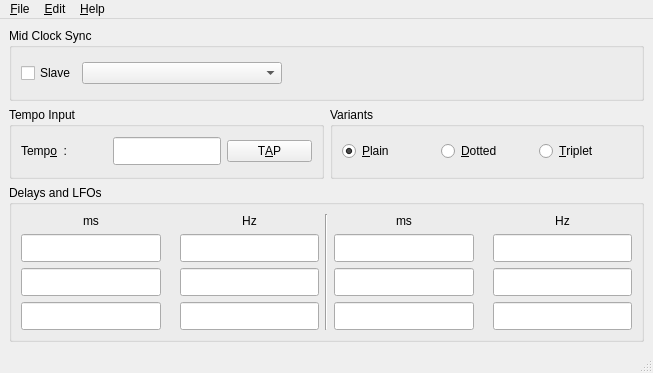
First picture: the form in src/gui/forms/qrestmainwindow.ui, repository deufrai/Qrest, before the edit.
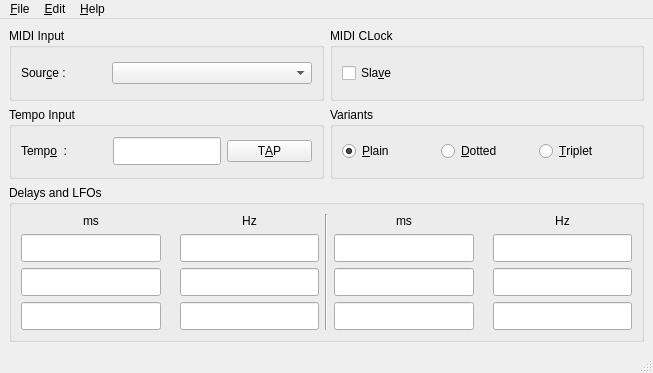
Second picture: the form after the edit. Icons and pictures are not drawn.

Commit message: IN PROGRESS - issue QREST-21: Get tempo via MIDI Mainwindow layout changes : separated MIDI input & MIDI CLock section French translation update http://requests.wardsback.org/browse/QREST-21

The edit to the form file:
```diff
--- a/src/gui/forms/qrestmainwindow.ui
+++ b/src/gui/forms/qrestmainwindow.ui
@@ -30,21 +30,26 @@
     <normaloff>:/icons/pix/qresticon.png</normaloff>:/icons/pix/qresticon.png</iconset>
   </property>
   <widget class="QWidget" name="centralwidget">
-   <layout class="QVBoxLayout" name="verticalLayout">
-    <item>
-     <widget class="QGroupBox" name="midiGroupBox">
-      <property name="title">
-       <string>Mid Clock Sync</string>
-      </property>
       <layout class="QGridLayout" name="gridLayout_5">
        <item row="0" column="0">
-        <widget class="QCheckBox" name="midiSlaveCheckBox">
+     <layout class="QHBoxLayout" name="horizontalLayout_5">
+      <item>
+       <widget class="QGroupBox" name="midiGroupBox">
+        <property name="title">
+         <string>MIDI Input</string>
+        </property>
+        <layout class="QHBoxLayout" name="horizontalLayout_2">
+         <item>
+          <widget class="QLabel" name="label_11">
          <property name="text">
-          <string>Slave</string>
+            <string>Sour&amp;ce : </string>
+           </property>
+           <property name="buddy">
+            <cstring>midiInputsComboBox</cstring>
          </property>
         </widget>
        </item>
-       <item row="0" column="1">
+         <item>
         <widget class="QComboBox" name="midiInputsComboBox">
          <property name="minimumSize">
           <size>
@@ -54,23 +59,28 @@
          </property>
         </widget>
        </item>
-       <item row="0" column="2">
-        <spacer name="horizontalSpacer">
-         <property name="orientation">
-          <enum>Qt::Horizontal</enum>
-         </property>
-         <property name="sizeHint" stdset="0">
-          <size>
-           <width>40</width>
-           <height>20</height>
-          </size>
-         </property>
-        </spacer>
+        </layout>
+       </widget>
+      </item>
+      <item>
+       <widget class="QGroupBox" name="midiClockGroupBox">
+        <property name="title">
+         <string>MIDI CLock</string>
+        </property>
+        <layout class="QVBoxLayout" name="verticalLayout">
+         <item>
+          <widget class="QCheckBox" name="midiSlaveCheckBox">
+           <property name="text">
+            <string>Sla&amp;ve</string>
+           </property>
+          </widget>
        </item>
       </layout>
      </widget>
     </item>
-    <item>
+     </layout>
+    </item>
+    <item row="1" column="0">
      <layout class="QHBoxLayout" name="horizontalLayout_4">
       <item>
        <widget class="QGroupBox" name="tempoInputGroupBox">
```
Left out of the diff: 5 changed lines with no effect on the pictures. Lines whose indentation alone changed are shown as unchanged. The commit also changes 6 other files.
